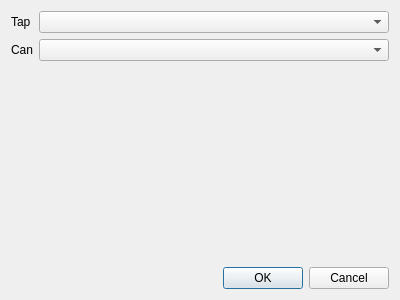
Above: quard_star_tools/boardview/netselectbox.ui from QQxiaoming/quard_star_tutorial before the change. Below: the same form after it.
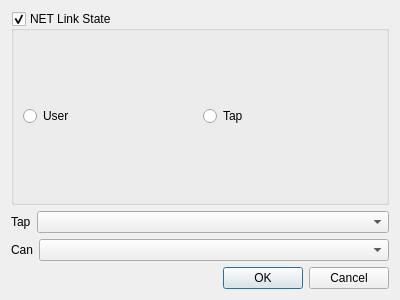
That is the form after the change.

Commit message: gui_tools:add net link state

Patch:
```diff
--- a/quard_star_tools/boardview/netselectbox.ui
+++ b/quard_star_tools/boardview/netselectbox.ui
@@ -13,30 +13,80 @@
   <property name="windowTitle">
    <string>Config Net</string>
   </property>
-  <layout class="QVBoxLayout" name="verticalLayout_2">
-   <item>
     <layout class="QVBoxLayout" name="verticalLayout">
      <item>
-      <layout class="QFormLayout" name="formLayout">
-       <item row="0" column="0">
+    <widget class="QGroupBox" name="groupBox">
+     <property name="title">
+      <string>NET Link State</string>
+     </property>
+     <property name="checkable">
+      <bool>true</bool>
+     </property>
+     <property name="checked">
+      <bool>true</bool>
+     </property>
+     <layout class="QHBoxLayout" name="horizontalLayout">
+      <item>
+       <widget class="QRadioButton" name="UserRadioButton">
+        <property name="text">
+         <string>User</string>
+        </property>
+       </widget>
+      </item>
+      <item>
+       <widget class="QRadioButton" name="TapRadioButton">
+        <property name="text">
+         <string>Tap</string>
+        </property>
+       </widget>
+      </item>
+     </layout>
+    </widget>
+   </item>
+   <item>
+    <layout class="QHBoxLayout" name="horizontalLayout_2">
+     <item>
         <widget class="QLabel" name="label">
+       <property name="sizePolicy">
+        <sizepolicy hsizetype="Fixed" vsizetype="Fixed">
+         <horstretch>0</horstretch>
+         <verstretch>0</verstretch>
+        </sizepolicy>
+       </property>
          <property name="text">
           <string>Tap</string>
          </property>
         </widget>
        </item>
-       <item row="0" column="1">
+     <item>
         <widget class="QComboBox" name="tapComboBox"/>
        </item>
-       <item row="1" column="0">
+    </layout>
+   </item>
+   <item>
+    <layout class="QHBoxLayout" name="horizontalLayout_3">
+     <item>
         <widget class="QLabel" name="label_2">
+       <property name="sizePolicy">
+        <sizepolicy hsizetype="Fixed" vsizetype="Fixed">
+         <horstretch>0</horstretch>
+         <verstretch>0</verstretch>
+        </sizepolicy>
+       </property>
          <property name="text">
           <string>Can</string>
          </property>
         </widget>
        </item>
-       <item row="1" column="1">
-        <widget class="QComboBox" name="canComboBox"/>
+     <item>
+      <widget class="QComboBox" name="canComboBox">
+       <property name="sizePolicy">
+        <sizepolicy hsizetype="Preferred" vsizetype="Fixed">
+         <horstretch>0</horstretch>
+         <verstretch>0</verstretch>
+        </sizepolicy>
+       </property>
+      </widget>
        </item>
       </layout>
      </item>
@@ -49,8 +99,6 @@
         <set>QDialogButtonBox::Cancel|QDialogButtonBox::Ok</set>
        </property>
       </widget>
-     </item>
-    </layout>
    </item>
   </layout>
  </widget>
```
Lines whose indentation alone changed are shown as unchanged. The commit also changes 5 other files.
